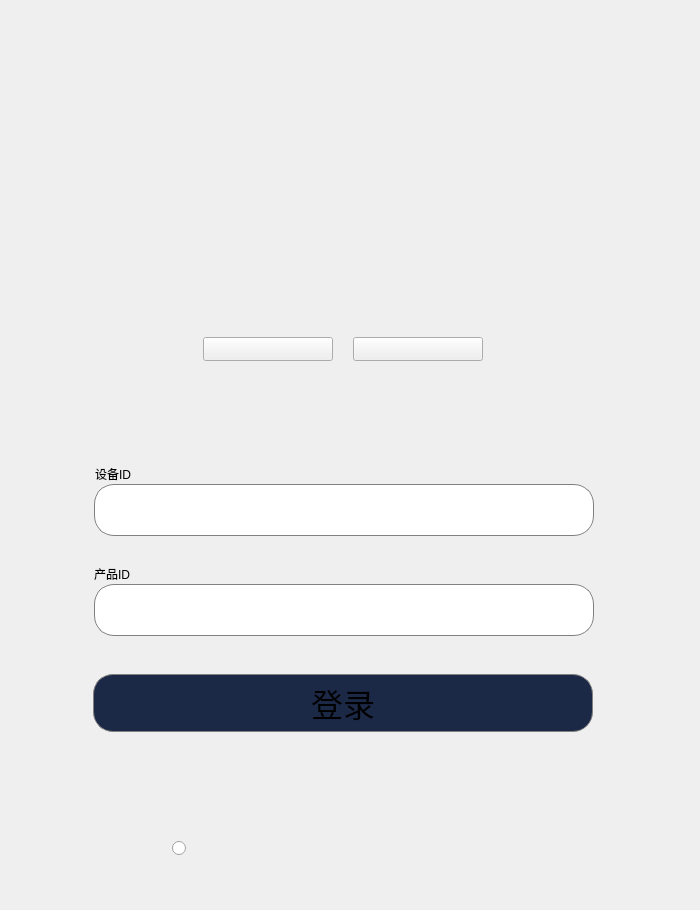
This is UI/gbs/GBSAuthorizedCodeForm.ui in huangjingpei/myobs as Qt 5 draws it before an edit. The edited form follows.
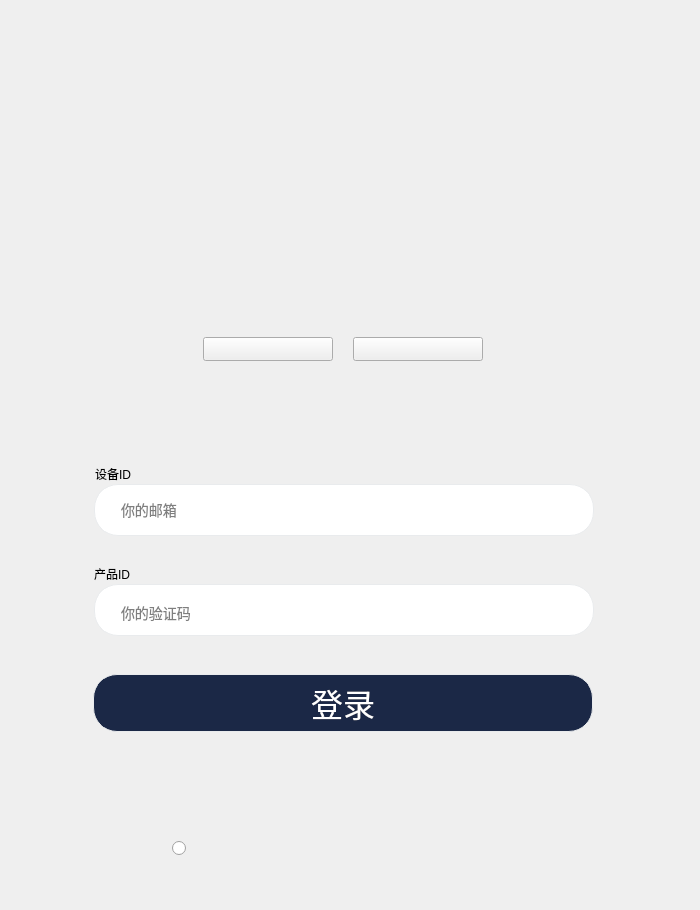
This is the edited form.

```diff
--- a/UI/gbs/GBSAuthorizedCodeForm.ui
+++ b/UI/gbs/GBSAuthorizedCodeForm.ui
@@ -145,10 +145,15 @@
      </rect>
     </property>
     <property name="styleSheet">
-     <string notr="true">border: 1px solid gray;
-border-radius: 20px;
+     <string notr="true">border: 1px solid #E9EBED;
+border-radius: 24px;
 padding: 5px;
-background: white;</string>
+background: white;
+padding-left: 24px;
+font-size: 14px;</string>
+    </property>
+    <property name="placeholderText">
+     <string>你的邮箱</string>
     </property>
    </widget>
    <widget class="QLineEdit" name="leProductID">
@@ -161,10 +166,18 @@
      </rect>
     </property>
     <property name="styleSheet">
-     <string notr="true">border: 1px solid gray;
-border-radius: 20px;
+     <string notr="true">border: 1px solid #E9EBED;
+border-radius: 24px;
 padding: 5px;
-background: white;</string>
+background: white;
+padding-left: 24px;
+padding-top:10px;
+font-size: 14px;
+lineedit-password-character: 42;
+</string>
+    </property>
+    <property name="placeholderText">
+     <string>你的验证码</string>
     </property>
    </widget>
    <widget class="QPushButton" name="btnLoginGBS">
@@ -177,12 +190,21 @@
      </rect>
     </property>
     <property name="styleSheet">
-     <string notr="true">border: 1px solid gray;
-border-radius: 20px;
+     <string notr="true">QPushButton{
+border: 1px solid #E9EBED;
+color:#FFFFFF;
+border-radius: 24px;
 padding: 5px;
 background: #1B2846;
 font-size: 32px;
 text-align: center;
+}
+QPushButton:pressed{
+background-color: #1B2846;
+ padding-ringht: 3px;
+padding-bottom: 3px;
+}
+
 </string>
     </property>
     <property name="text">
```
